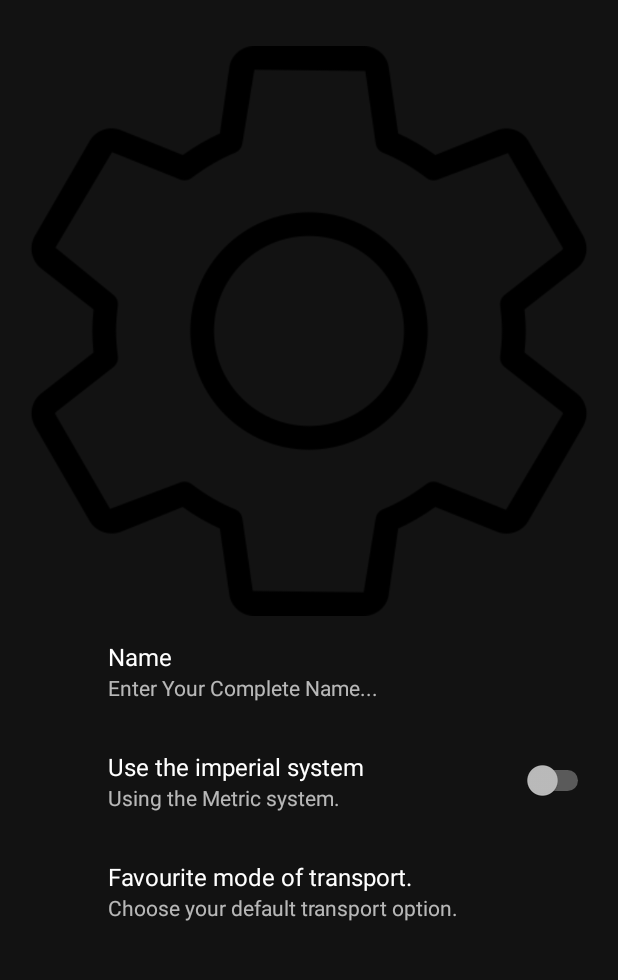
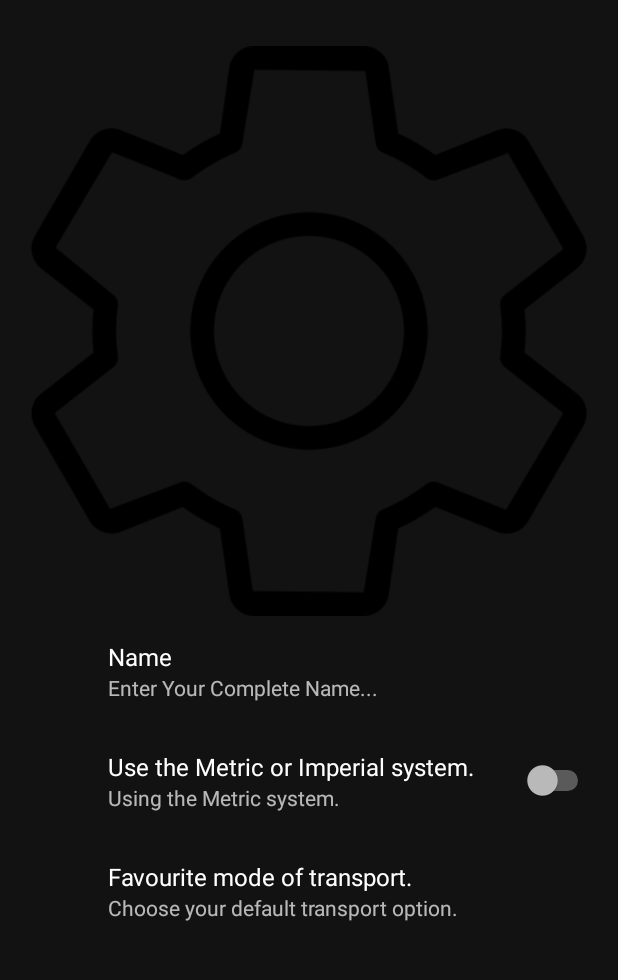
Before and after one commit to WayneWhitehead/Ported, an Android app: the fragment SettingsFragment shown on its own in the app's theme, on a phone screen of 412 x 824 dp, the part 62-1042 px from its top. Run offline under Robolectric (Android 15) with nearby library versions, the light colour scheme and no system bars; our stand-ins replace androidx.preference.

Commit message:
Updates preferences.xml

```diff
--- a/app/src/main/res/xml/preferences.xml
+++ b/app/src/main/res/xml/preferences.xml
@@ -18,7 +18,7 @@
 
         <SwitchPreference
             android:key="use_imperial"
-            android:title="Use the imperial system"
+            android:title="Use the Metric or Imperial system."
             android:switchTextOff="Metric"
             android:switchTextOn="Imperial"
             android:summaryOff="Using the Metric system."
```
